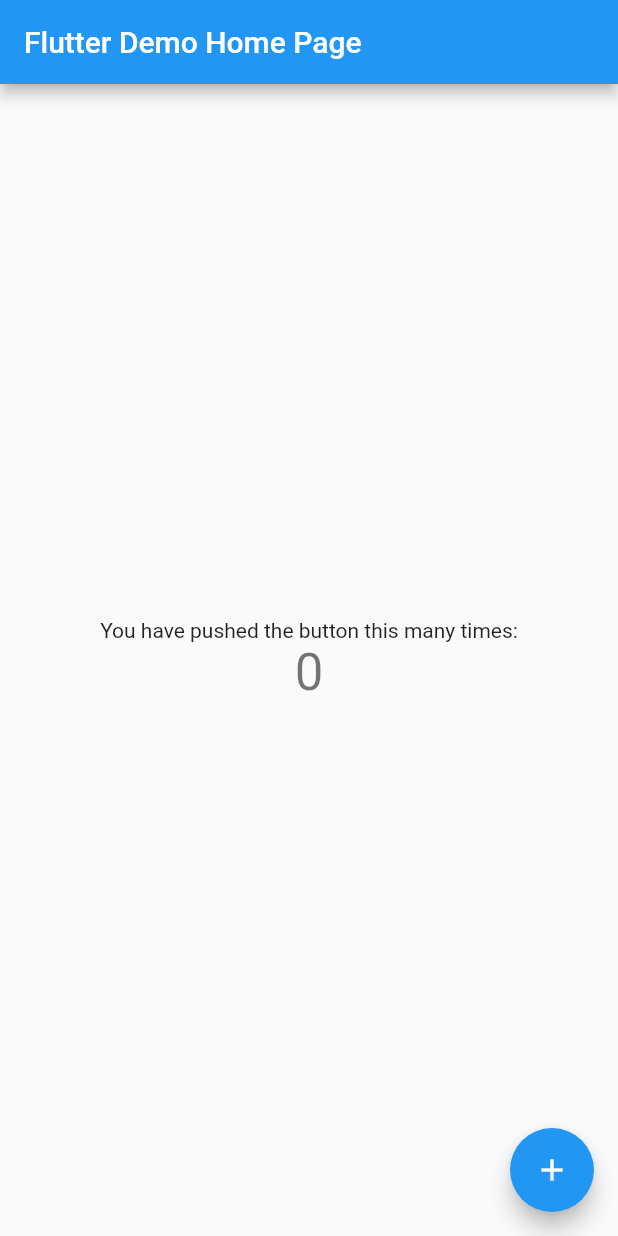
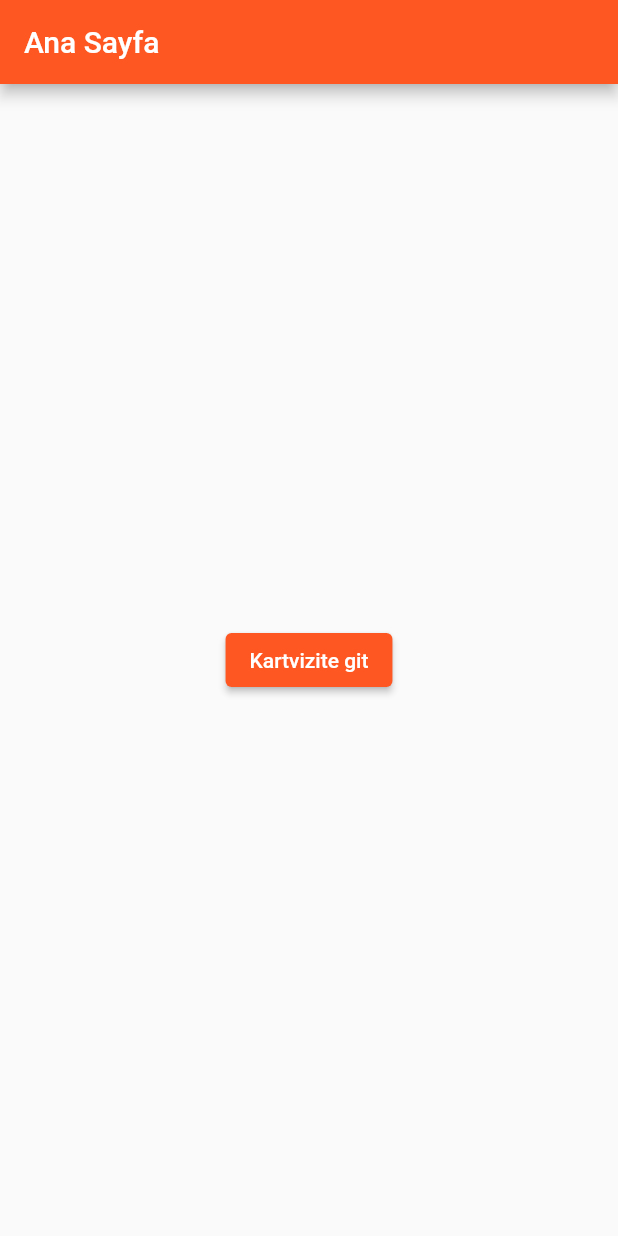
Before and after one commit to sufasah/itms, a Flutter app: the screen it shows after launch, on a phone screen of 412 x 824 dp. Run offline on Flutter 3.47's test engine with Material 2 defaults, Android fonts, the phone set to English and light mode, and no system bars.

Commit message:
kartvizit sayfasi

```diff
--- a/lib/main.dart
+++ b/lib/main.dart
@@ -1,4 +1,5 @@
 import 'package:flutter/material.dart';
+import 'package:itms/kartvizit.dart';
 
 void main() {
   runApp(MyApp());
@@ -11,33 +12,15 @@ class MyApp extends StatelessWidget {
     return MaterialApp(
       title: 'Flutter Demo',
       theme: ThemeData(
-        // This is the theme of your application.
-        //
-        // Try running your application with "flutter run". You'll see the
-        // application has a blue toolbar. Then, without quitting the app, try
-        // changing the primarySwatch below to Colors.green and then invoke
-        // "hot reload" (press "r" in the console where you ran "flutter run",
-        // or simply save your changes to "hot reload" in a Flutter IDE).
-        // Notice that the counter didn't reset back to zero; the application
-        // is not restarted.
-        primarySwatch: Colors.blue,
+        primarySwatch: Colors.deepOrange,
       ),
-      home: MyHomePage(title: 'Flutter Demo Home Page'),
+      home: MyHomePage(title: 'Ana Sayfa'),
     );
   }
 }
 
 class MyHomePage extends StatefulWidget {
   MyHomePage({Key key, this.title}) : super(key: key);
-
-  // This widget is the home page of your application. It is stateful, meaning
-  // that it has a State object (defined below) that contains fields that affect
-  // how it looks.
-
-  // This class is the configuration for the state. It holds the values (in this
-  // case the title) provided by the parent (in this case the App widget) and
-  // used by the build method of the State. Fields in a Widget subclass are
-  // always marked "final".
 
   final String title;
 
@@ -46,68 +29,27 @@ class MyHomePage extends StatefulWidget {
 }
 
 class _MyHomePageState extends State<MyHomePage> {
-  int _counter = 0;
-
-  void _incrementCounter() {
-    setState(() {
-      // This call to setState tells the Flutter framework that something has
-      // changed in this State, which causes it to rerun the build method below
-      // so that the display can reflect the updated values. If we changed
-      // _counter without calling setState(), then the build method would not be
-      // called again, and so nothing would appear to happen.
-      _counter++;
-    });
-  }
-
   @override
   Widget build(BuildContext context) {
-    // This method is rerun every time setState is called, for instance as done
-    // by the _incrementCounter method above.
-    //
-    // The Flutter framework has been optimized to make rerunning build methods
-    // fast, so that you can just rebuild anything that needs updating rather
-    // than having to individually change instances of widgets.
     return Scaffold(
       appBar: AppBar(
-        // Here we take the value from the MyHomePage object that was created by
-        // the App.build method, and use it to set our appbar title.
         title: Text(widget.title),
       ),
       body: Center(
-        // Center is a layout widget. It takes a single child and positions it
-        // in the middle of the parent.
         child: Column(
-          // Column is also a layout widget. It takes a list of children and
-          // arranges them vertically. By default, it sizes itself to fit its
-          // children horizontally, and tries to be as tall as its parent.
-          //
-          // Invoke "debug painting" (press "p" in the console, choose the
-          // "Toggle Debug Paint" action from the Flutter Inspector in Android
-          // Studio, or the "Toggle Debug Paint" command in Visual Studio Code)
-          // to see the wireframe for each widget.
-          //
-          // Column has various properties to control how it sizes itself and
-          // how it positions its children. Here we use mainAxisAlignment to
-          // center the children vertically; the main axis here is the vertical
-          // axis because Columns are vertical (the cross axis would be
-          // horizontal).
           mainAxisAlignment: MainAxisAlignment.center,
           children: <Widget>[
-            Text(
-              'You have pushed the button this many times:',
-            ),
-            Text(
-              '$_counter',
-              style: Theme.of(context).textTheme.headline4,
-            ),
+            ElevatedButton(
+                onPressed: () => {
+                      Navigator.push(
+                        context,
+                        MaterialPageRoute(builder: (context) => Kartvizit()),
+                      )
+                    },
+                child: Text('Kartvizite git'))
           ],
         ),
       ),
-      floatingActionButton: FloatingActionButton(
-        onPressed: _incrementCounter,
-        tooltip: 'Increment',
-        child: Icon(Icons.add),
-      ), // This trailing comma makes auto-formatting nicer for build methods.
     );
   }
 }
```
Also changed, not shown: lib/kartvizit.dart (added, +104 -0 lines).
